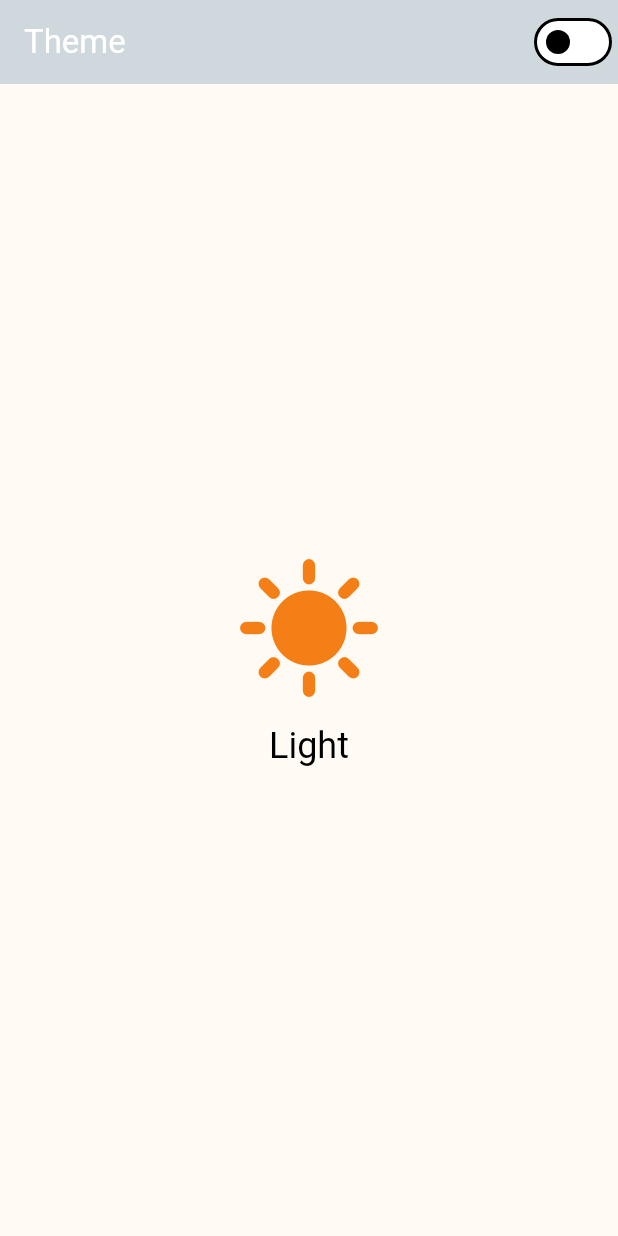
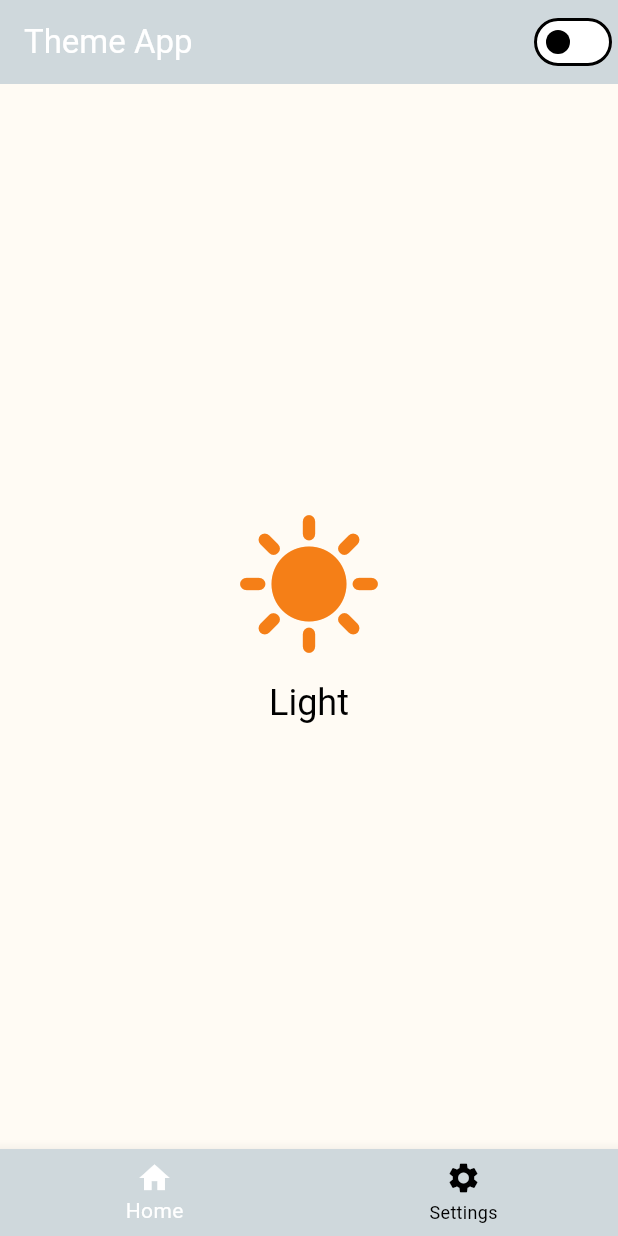
Before and after one commit to luisabreu84/flutter_themedata, a Flutter app: the screen it shows after launch, on a phone screen of 412 x 824 dp. Run offline on Flutter 3.47's test engine with Material 3 defaults, Android fonts, the phone set to English and light mode, and no system bars; our stand-ins replace get_storage.

Commit message:
add bottom navigation

```diff
--- a/lib/pages/home_page.dart
+++ b/lib/pages/home_page.dart
@@ -1,6 +1,9 @@
 import 'package:flutter/material.dart';
 import 'package:provider/provider.dart';
 import 'package:themedata/theme/theme_provider.dart';
+
+import 'home_screen.dart';
+import 'settings_screen.dart';
 
 class HomePage extends StatefulWidget {
   const HomePage({super.key});
@@ -11,6 +14,13 @@ class HomePage extends StatefulWidget {
 
 class _HomePageState extends State<HomePage> {
 
+  int _selectedIndex = 0;
+
+  static final List<Widget> _widgetOptions = <Widget>[
+    const HomeScreen(),
+    const SettingScreen(),
+  ];
+
   @override
   Widget build(BuildContext context) {
 
@@ -19,7 +29,7 @@ class _HomePageState extends State<HomePage> {
       appBar: AppBar(
         backgroundColor: Theme.of(context).colorScheme.primary,
         foregroundColor: Colors.white,
-        title: const Text('Theme'),
+        title: const Text('Theme App'),
         actions: [
           Switch(value: Theme.of(context).brightness == Brightness.dark, onChanged: (isOn) {
             setState(() {
@@ -28,18 +38,26 @@ class _HomePageState extends State<HomePage> {
           })
         ],
       ),
-      body: Center(
-        child: Column(
-          mainAxisAlignment: MainAxisAlignment.center,
-          children: [
-            Theme.of(context).brightness == Brightness.light
-              ? Icon(Icons.sunny, size: 100, color: Colors.yellow[900])
-              : const Icon(Icons.dark_mode, size: 100, color: Colors.black),
-            const SizedBox(height: 15),
-            Text(Theme.of(context).brightness == Brightness.light ? 'Light' : 'Dark', style: Theme.of(context).textTheme.displayMedium)
-          ]
-        )
+      bottomNavigationBar: BottomNavigationBar(
+        backgroundColor: Theme.of(context).bottomNavigationBarTheme.backgroundColor,
+        selectedItemColor: Theme.of(context).bottomNavigationBarTheme.selectedItemColor,
+        unselectedItemColor: Theme.of(context).bottomNavigationBarTheme.unselectedItemColor,
+        items: const [
+          BottomNavigationBarItem(icon: Icon(Icons.home), label: 'Home'),
+          BottomNavigationBarItem(icon: Icon(Icons.settings), label: 'Settings')
+        ],
+        currentIndex: _selectedIndex,
+        onTap: (index) {
+          onItemTap(index);
+        },
       ),
+      body: _widgetOptions.elementAt(_selectedIndex),
     );
   }
+
+  void onItemTap(int index) {
+    setState(() {
+      _selectedIndex = index;
+    });
+  }
 }
--- /dev/null
+++ b/lib/pages/home_screen.dart
@@ -0,0 +1,21 @@
+import 'package:flutter/material.dart';
+
+class HomeScreen extends StatelessWidget {
+  const HomeScreen({super.key});
+
+  @override
+  Widget build(BuildContext context) {
+    return Center(
+        child: Column(
+          mainAxisAlignment: MainAxisAlignment.center,
+          children: [
+            Theme.of(context).brightness == Brightness.light
+              ? Icon(Icons.sunny, size: 100, color: Colors.yellow[900])
+              : const Icon(Icons.dark_mode, size: 100, color: Colors.black),
+            const SizedBox(height: 15),
+            Text(Theme.of(context).brightness == Brightness.light ? 'Light' : 'Dark', style: Theme.of(context).textTheme.displayMedium)
+          ]
+        )
+      );
+  }
+}
--- /dev/null
+++ b/lib/pages/settings_screen.dart
@@ -0,0 +1,10 @@
+import 'package:flutter/material.dart';
+
+class SettingScreen extends StatelessWidget {
+  const SettingScreen({super.key});
+
+  @override
+  Widget build(BuildContext context) {
+    return Container();
+  }
+}
--- a/lib/theme/theme.dart
+++ b/lib/theme/theme.dart
@@ -6,6 +6,11 @@ ThemeData lightTheme = ThemeData(
   colorScheme: ColorScheme.light(
     background: const Color(0xffFFFBF4),
     primary: Colors.blueGrey.shade100,
+  ),
+  bottomNavigationBarTheme: BottomNavigationBarThemeData(
+    backgroundColor: Colors.blueGrey.shade100,
+    selectedItemColor: Colors.white,
+    unselectedItemColor: Colors.black,
   ),
   textTheme: const TextTheme(
     displayMedium: TextStyle(fontSize: 24, color: Colors.black),
@@ -19,6 +24,11 @@ ThemeData darkTheme = ThemeData(
     background: Colors.grey,
     primary: Colors.black12,
   ),
+  bottomNavigationBarTheme: const BottomNavigationBarThemeData(
+    backgroundColor: Colors.black12,
+    selectedItemColor: Colors.white,
+    unselectedItemColor: Colors.black,
+  ),
   textTheme: const TextTheme(
     displayMedium: TextStyle(fontSize: 24, color: Colors.white),
   )
```
